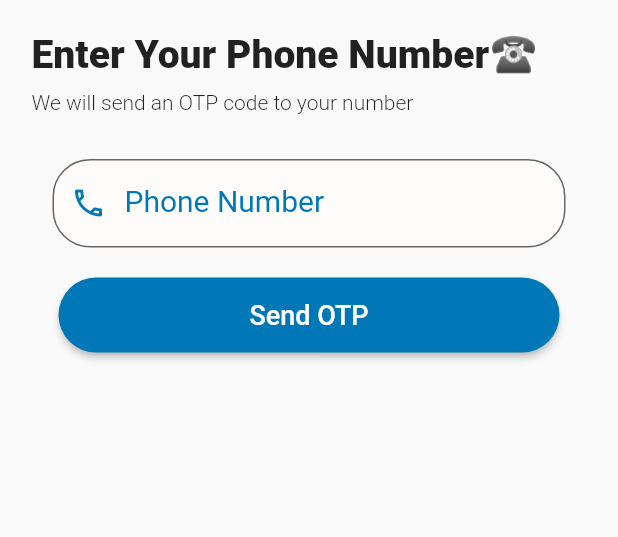
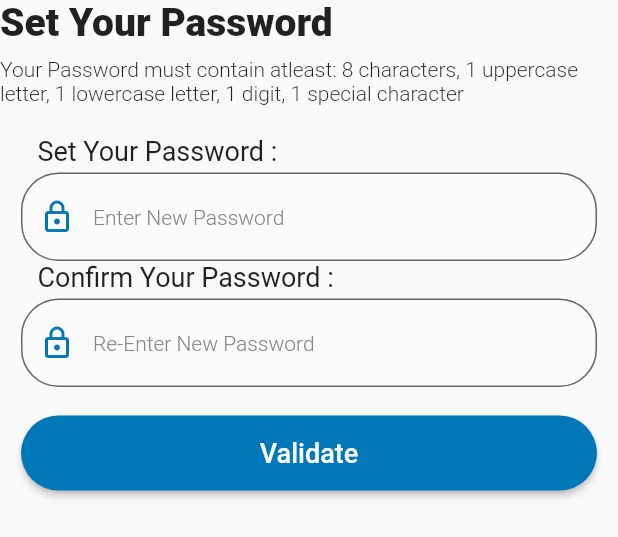
Before and after one commit to RaedAddala/boukini, a Flutter app: the PasswordForm widget shown alone on an empty page, opened directly with empty values, on a phone screen of 412 x 824 dp. Shown: the top 537 px of the screen. Run offline on Flutter 3.47's test engine with Material 2 defaults, Android fonts, the phone set to English and light mode, and no system bars; drawn by our look-alikes of flutter_form_builder; our stand-ins replace form_builder_validators, get; accounts and stored records are empty.

Commit message:
PasswordForm Made

```diff
--- a/lib/Views/authentication/SignUp/Forms/password.dart
+++ b/lib/Views/authentication/SignUp/Forms/password.dart
@@ -1,5 +1,4 @@
 import 'package:flutter/material.dart';
-import 'package:flutter/services.dart';
 import 'package:flutter_form_builder/flutter_form_builder.dart';
 import 'package:form_builder_validators/form_builder_validators.dart';
 import 'package:get/get.dart';
@@ -23,76 +22,125 @@ class PasswordFormState extends State<PasswordForm> {
     final formKey = widget.formKey;
     final FormPageController controller = Get.find();
 
-
-
+    const requiredMessage = "Field can't be empty";
+    final TextEditingController pass = TextEditingController();
+    final TextEditingController confirmPass = TextEditingController();
 
     return SingleChildScrollView(
-      child: Container(
-        padding: gWholePagePadding,
-        child: Padding(
-          padding: gElementHugePadding,
+      keyboardDismissBehavior: ScrollViewKeyboardDismissBehavior.onDrag,
       child: Column(
         mainAxisAlignment: MainAxisAlignment.start,
         crossAxisAlignment: CrossAxisAlignment.start,
         children: [
           const Text(
-                "Enter Your Phone Number☎️",
+            "Set Your Password",
             style: gTitleTextStyle,
           ),
           gMidVerSpace,
           const Text(
-                "We will send an OTP code to your number",
+            "Your Password must contain atleast: 8 characters, 1 uppercase letter, 1 lowercase letter, 1 digit, 1 special character",
             style: gTextStyle,
           ),
-              gHugeVerSpace,
+          gMidVerSpace,
           Container(
             padding: gFormPadding,
             child: Column(
+              mainAxisAlignment: MainAxisAlignment.center,
+              crossAxisAlignment: CrossAxisAlignment.start,
               children: [
                 FormBuilder(
                   key: formKey,
                   child: Padding(
                     padding: gElementHorizantalSmallPadding,
-                        child: FormBuilderTextField(
-                          name: "phone_number",
+                    child: Column(
+                      mainAxisAlignment: MainAxisAlignment.start,
+                      crossAxisAlignment: CrossAxisAlignment.start,
+                      children: [
+                        const Padding(
+                          padding: gElementHorizantalHugePadding,
+                          child: Text(
+                            "Set Your Password :",
+                            style: gSecondaryTitleTextStyle,
+                          ),
+                        ),
+                        gSmallVerSpace,
+                        FormBuilderTextField(
+                          name: "Password",
+                          autovalidateMode: AutovalidateMode.onUserInteraction,
+                          obscureText: true,
                           onTapOutside: (event) {
                             FocusManager.instance.primaryFocus?.unfocus();
                           },
-                          keyboardType: TextInputType.number,
-                          inputFormatters: [
-                            FilteringTextInputFormatter.digitsOnly,
-                            LengthLimitingTextInputFormatter(8),
+                          validator: FormBuilderValidators.compose(
+                            [
+                              FormBuilderValidators.required(
+                                errorText: requiredMessage,
+                              ),
+                              FormBuilderValidators.minLength(
+                                8,
+                                errorText: 'Must contain 8 characters or more',
+                              ),
+                              passwordCheck,
                             ],
-                          autovalidateMode: AutovalidateMode.onUserInteraction,
+                          ),
+                          controller: pass,
                           decoration: const InputDecoration(
                             filled: true,
                             fillColor: formFillColor,
                             border: formBorder,
                             focusedBorder: formFocusedBorder,
-                            label: Text("Phone Number"),
+                            hintText: "Enter New Password",
+                            hintStyle: gBodyTextStyle,
                             prefixIcon: Icon(
-                              Icons.phone_outlined,
+                              Icons.lock_outlined,
                               color: gThemePrimaryColor,
                             ),
-                            labelStyle: labelStyle,
                           ),
+                        ),
+                        const Padding(
+                          padding: gElementHorizantalHugePadding,
+                          child: Text(
+                            "Confirm Your Password :",
+                            style: gSecondaryTitleTextStyle,
+                          ),
+                        ),
+                        gSmallVerSpace,
+                        FormBuilderTextField(
+                          name: "ConfirmPassword",
+                          autovalidateMode: AutovalidateMode.onUserInteraction,
+                          obscureText: true,
+                          controller: confirmPass,
+                          onTapOutside: (event) {
+                            FocusManager.instance.primaryFocus?.unfocus();
+                          },
                           validator: FormBuilderValidators.compose(
                             [
                               FormBuilderValidators.required(
-                                errorText: "Field can't be empty",
+                                errorText: requiredMessage,
                               ),
-                              FormBuilderValidators.equalLength(
-                                8,
-                                errorText: 'Must be 8 digits',
+                              passwordCheck,
+                            ],
+                          ),
+                          decoration: const InputDecoration(
+                            filled: true,
+                            fillColor: formFillColor,
+                            border: formBorder,
+                            focusedBorder: formFocusedBorder,
+                            hintText: "Re-Enter New Password",
+                            hintStyle: gBodyTextStyle,
+                            prefixIcon: Icon(
+                              Icons.lock_outlined,
+                              color: gThemePrimaryColor,
+                            ),
+                          ),
                         ),
                       ],
                     ),
                   ),
                 ),
-                    ),
-                    gMidVerSpace,
+                gBigVerSpace,
                 Container(
-                      padding: gFormPadding,
+                  padding: gElementSmallPadding,
                   child: ElevatedButton(
                     style: ElevatedButton.styleFrom(
                       backgroundColor: gThemePrimaryColor,
@@ -102,28 +150,45 @@ class PasswordFormState extends State<PasswordForm> {
                       ),
                     ),
                     onPressed: () {
+                      if (formKey.currentState != null &&
+                          formKey.currentState!.validate()) {
                         controller.nextPage();
+                      }
                     },
                     child: busy
                         ? const CircularProgressIndicator(
-                                valueColor:
-                                    AlwaysStoppedAnimation(Colors.white),
+                            valueColor: AlwaysStoppedAnimation(Colors.white),
                           )
                         : const Center(
                             child: Text(
-                                  "Send OTP",
+                              "Validate",
                               style: gButtonTextStyle,
                             ),
                           ),
                   ),
                 ),
-                  ],
-                ),
-              )
+                gHugeVerSpace,
               ],
             ),
           ),
+        ],
       ),
     );
   }
 }
+
+String? passwordCheck(String? password) {
+  if (!password!.contains(RegExp(r"[a-z]"))) {
+    return "Must contain atleast one lowercase letter";
+  }
+  if (!password.contains(RegExp(r"[A-Z]"))) {
+    return "Must contain atleast one uppercase letter";
+  }
+  if (!password.contains(RegExp(r"[0-9]"))) {
+    return "Must contain atleast one digit";
+  }
+  if (!password.contains(RegExp(r'[!@#$%^&*(),.?":{}|<>]'))) {
+    return "Must contain atleast one special character";
+  }
+  return null;
+}
```
Lines whose indentation alone changed are shown as unchanged.
